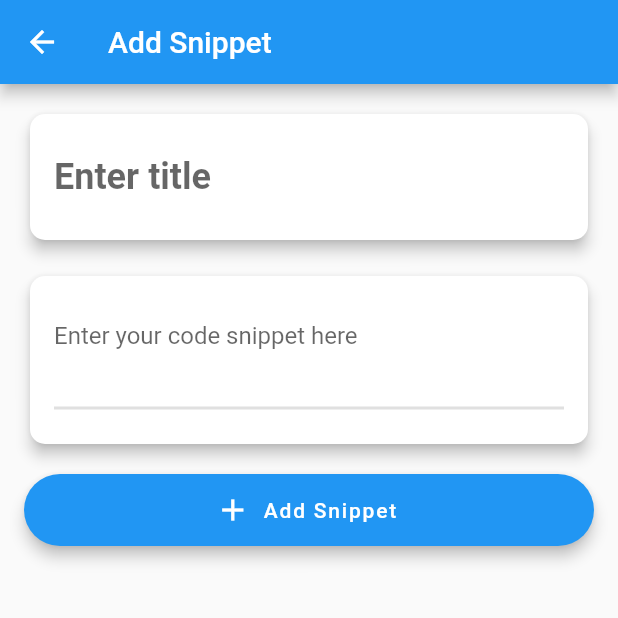
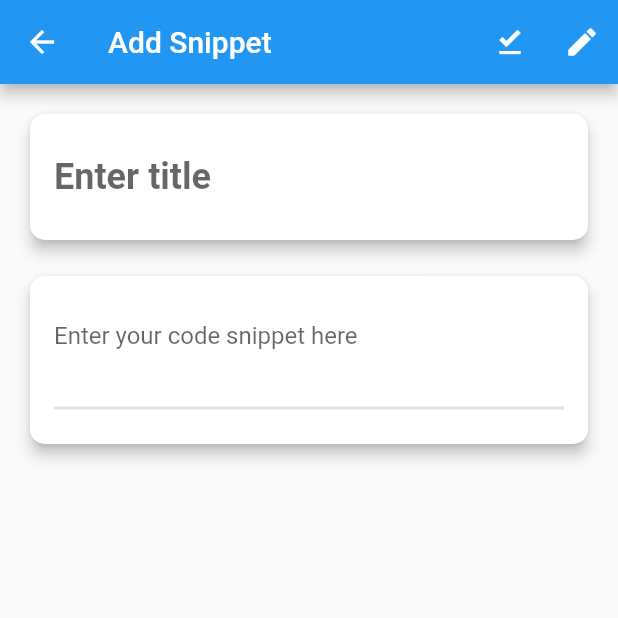
Before and after one commit to ab3649/handy_code, a Flutter app: the SnippetScreen screen opened by its route, on a phone screen of 412 x 824 dp, the top half of it. Run offline on Flutter 3.47's test engine with Material 2 defaults, Android fonts, the phone set to English and light mode, and no system bars; missing offline and left inert: dart:ffi.

Commit message:
Added the customize snippet also !!

```diff
--- a/lib/pages/snippet_edit.dart
+++ b/lib/pages/snippet_edit.dart
@@ -1,35 +1,80 @@
 import 'package:flutter/material.dart';
+import 'package:handy_code/pages/home_factor.dart';
 
-class MyApp extends StatelessWidget {
-  const MyApp({Key? key}) : super(key: key);
+class SnippetScreen extends StatefulWidget {
+  const SnippetScreen({Key? key}) : super(key: key);
+
+  @override
+  _SnippetScreenState createState() => _SnippetScreenState();
+}
+
+class _SnippetScreenState extends State<SnippetScreen> {
+  bool isKeyboardVisible = false;
+  final FocusNode _titleFocusNode = FocusNode();
+  final FocusNode _snippetFocusNode = FocusNode();
+  final TextEditingController _titleTextController = TextEditingController();
+  final TextEditingController _snippetTextController = TextEditingController();
+  TextEditingController mycontrol = TextEditingController();
+  FocusNode myfocus = FocusNode();
+
+  void updateTitleText(String value) {
+    setState(() {
+      _titleTextController.text += value;
+    });
+  }
+  void updateSnippetText(String value) {
+    setState(() {
+      _snippetTextController.text += value;
+    });
+  }
+  @override
+  void initState() {
+    // TODO: implement initState
+    super.initState();
+    myfocus = _titleFocusNode;
+    mycontrol = _titleTextController;
+  }
+  @override
+  void dispose() {
+    _titleFocusNode.dispose();
+    _snippetFocusNode.dispose();
+    _titleTextController.dispose();
+    _snippetTextController.dispose();
+    super.dispose();
+  }
 
   @override
   Widget build(BuildContext context) {
-    return MaterialApp(
-      title: 'Add Snippet',
-      home: SnippetScreen(),
-    );
-  }
-}
-
-class SnippetScreen extends StatelessWidget {
-  const SnippetScreen({Key? key}) : super(key: key);
-
-  @override
-  Widget build(BuildContext context) {
-    final FocusNode _titleFocusNode = FocusNode();
-    final FocusNode _snippetFocusNode = FocusNode();
-
     return Scaffold(
       appBar: AppBar(
         title: Text('Add Snippet'),
-        leading: IconButton(
-          icon: Icon(Icons.arrow_back),
-          onPressed: () {
-            Navigator.pushReplacementNamed(context, '/snip');
-            // Handle going back to the previous screen
-          },
-        ),
+        actions: [
+          IconButton(
+            icon: Icon(Icons.download_done_outlined),
+            onPressed: () {
+              //
+            },
+          ),
+          IconButton(
+            icon: Icon(Icons.edit),
+            onPressed: () {
+              setState(() {
+                isKeyboardVisible = !isKeyboardVisible;
+              });
+            },
+          ),
+          Visibility(
+            visible: isKeyboardVisible,
+            child: IconButton(
+              icon: Icon(Icons.keyboard_hide),
+              onPressed: () {
+                setState(() {
+                  isKeyboardVisible = false;
+                });
+              },
+            ),
+          ),
+        ],
       ),
       body: SafeArea(
         child: Padding(
@@ -45,6 +90,7 @@ class SnippetScreen extends StatelessWidget {
                   padding: const EdgeInsets.all(16.0),
                   child: TextField(
                     focusNode: _titleFocusNode,
+                    controller: _titleTextController,
                     style: TextStyle(
                       fontSize: 24,
                       fontWeight: FontWeight.bold,
@@ -53,6 +99,11 @@ class SnippetScreen extends StatelessWidget {
                       hintText: 'Enter title',
                       border: InputBorder.none,
                     ),
+                    onTap: () {
+                      myfocus = _titleFocusNode;
+                      mycontrol = _titleTextController;
+                      updateTitleText;
+                    },
                   ),
                 ),
               ),
@@ -76,35 +127,23 @@ class SnippetScreen extends StatelessWidget {
                                 children: [
                                   TextField(
                                     focusNode: _snippetFocusNode,
+                                    controller: _snippetTextController,
                                     maxLines: null,
                                     decoration: InputDecoration(
                                       hintText: 'Enter your code snippet here',
                                       border: InputBorder.none,
                                     ),
+                                    onTap: () {
+                                      print("Changed");
+                                      myfocus = _snippetFocusNode;
+                                      mycontrol = _snippetTextController;
+                                      updateSnippetText;
+                                    },
                                   ),
                                   SizedBox(height: 16),
                                   Divider(thickness: 2),
                                 ],
                               ),
-                            ),
-                          ),
-                          SizedBox(height: 16),
-                          Container(
-                            margin: EdgeInsets.only(bottom: 16),
-                            child: FloatingActionButton.extended(
-                              onPressed: () {
-// Handle adding the snippet to storage or database
-                                final snippet = 'Snippet';
-                                print('Snippet added: $snippet');
-//Close the Keyboard
-                                _titleFocusNode.unfocus();
-                                _snippetFocusNode.unfocus();
-                              },
-                              label: Text('Add Snippet'),
-                              icon: Icon(Icons.add),
-                              elevation: 4,
-                              backgroundColor: Colors.blue,
-                              foregroundColor: Colors.white,
                             ),
                           ),
                         ],
@@ -113,6 +152,15 @@ class SnippetScreen extends StatelessWidget {
                   },
                 ),
               ),
+              // Custom keyboard card
+              Visibility(
+                visible: isKeyboardVisible,
+                child: SizedBox(
+                  height: 250.0,
+                  child: CustomKeyboardCard(controller: mycontrol,focusNode: myfocus,),
+                ),
+              ),
+              // Toggle keyboard button
             ],
           ),
         ),
--- a/pubspec.yaml
+++ b/pubspec.yaml
@@ -14,6 +14,7 @@ dev_dependencies:
   flutter_test:
     sdk: flutter
   flutter_lints: ^2.0.0
+  intl: ^0.17.0
 
 flutter:
   uses-material-design: true
```
Also changed, not shown: lib/pages/Customize_Snippet.dart (+10 -15 lines), lib/pages/home_factor.dart (added, +133 -0 lines), lib/pages/home_screen.dart (+1 -6 lines), lib/pages/model.dart (added, +74 -0 lines), pubspec.lock.
